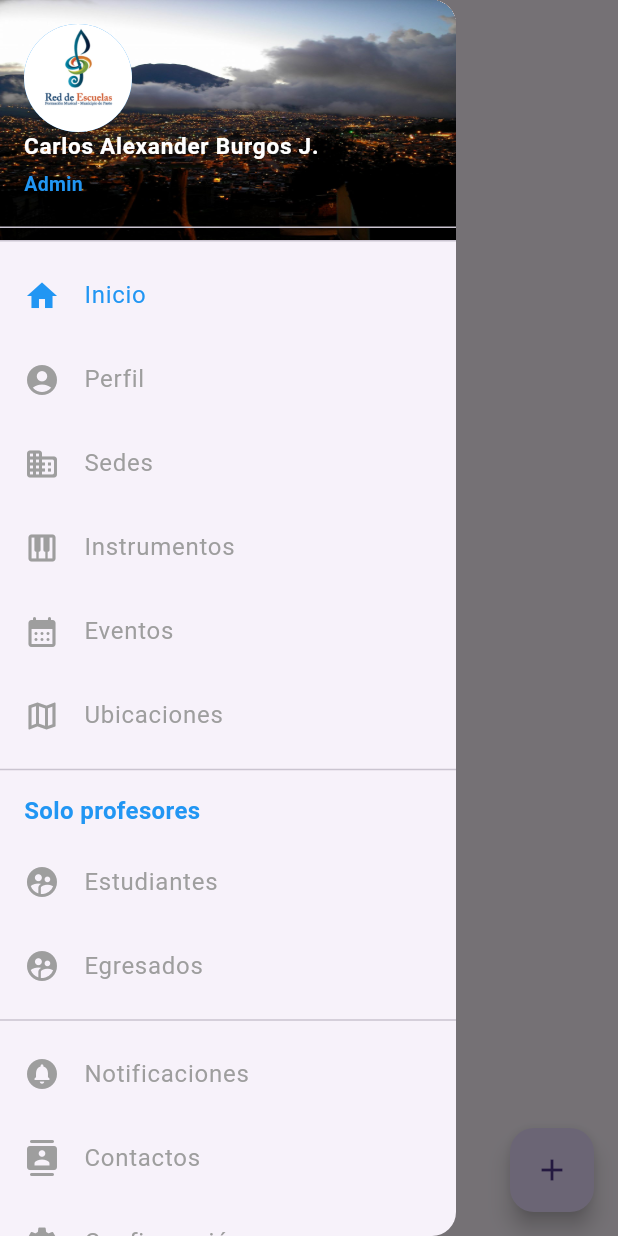
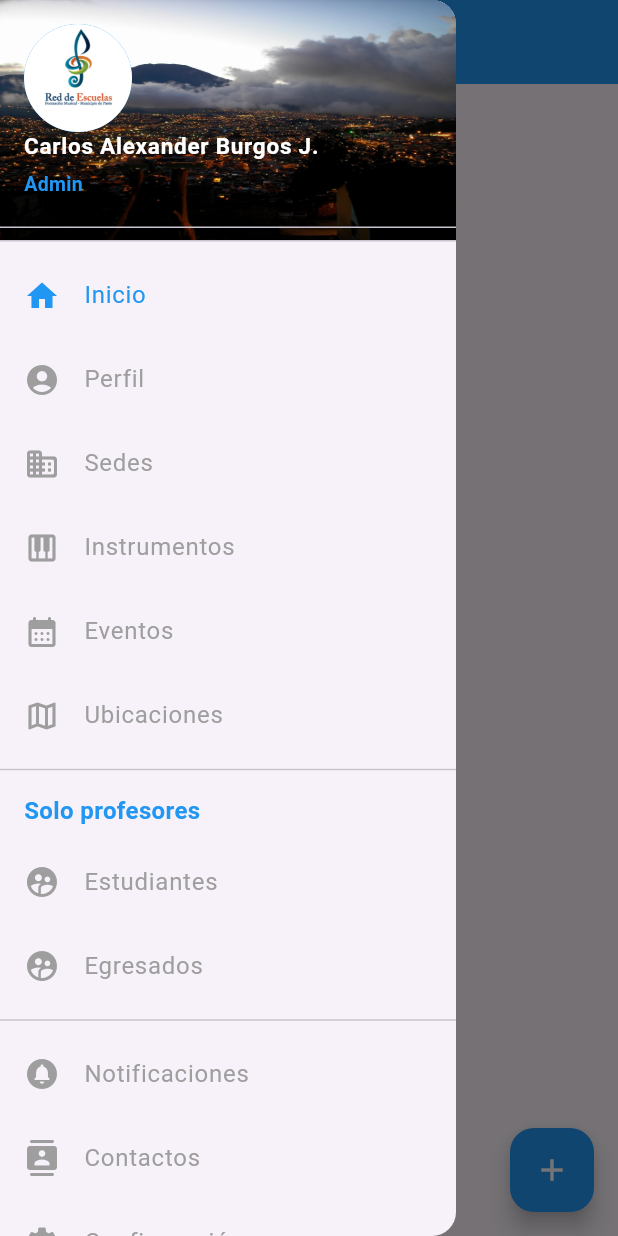
Before and after one commit to CarlosBurgos1609/REFMP, a Flutter app: the StudentsPage screen opened directly, with the side drawer open, on a phone screen of 412 x 824 dp. Run offline on Flutter 3.47's test engine with Material 3 defaults, Android fonts, the phone set to English and light mode, and no system bars; our stand-ins replace cloud_firestore, firebase_auth, firebase_core, firebase_storage, image_picker, supabase_flutter; accounts and stored records are empty.

Commit message:
Update students

```diff
--- a/lib/interfaces/menu/students.dart
+++ b/lib/interfaces/menu/students.dart
@@ -97,7 +97,10 @@ class _StudentsPageState extends State<StudentsPage> {
         return Wrap(
           children: [
             ListTile(
-              leading: Icon(Icons.info),
+              leading: Icon(
+                Icons.info,
+                color: Colors.blue,
+              ),
               title: Text('Más información'),
               onTap: () {
                 Navigator.pop(context);
@@ -179,10 +182,28 @@ class _StudentsPageState extends State<StudentsPage> {
   @override
   Widget build(BuildContext context) {
     return Scaffold(
-      appBar: AppBar(title: Text('Gestión de Estudiantes')),
+      appBar: AppBar(
+        backgroundColor: Colors.blue,
+        title: Text(
+          'Estudiantes',
+          style: TextStyle(color: Colors.white),
+        ),
+        leading: Builder(
+          builder: (context) {
+            return IconButton(
+              icon: const Icon(Icons.menu, color: Colors.white),
+              onPressed: () => Scaffold.of(context).openDrawer(),
+            );
+          },
+        ),
+      ),
       floatingActionButton: FloatingActionButton(
-        child: Icon(Icons.add),
+        child: Icon(
+          Icons.add,
+          color: Colors.white,
+        ),
         onPressed: () => addStudent(),
+        backgroundColor: Colors.blue,
       ),
       drawer: Menu.buildDrawer(context),
       body: RefreshIndicator(
```
